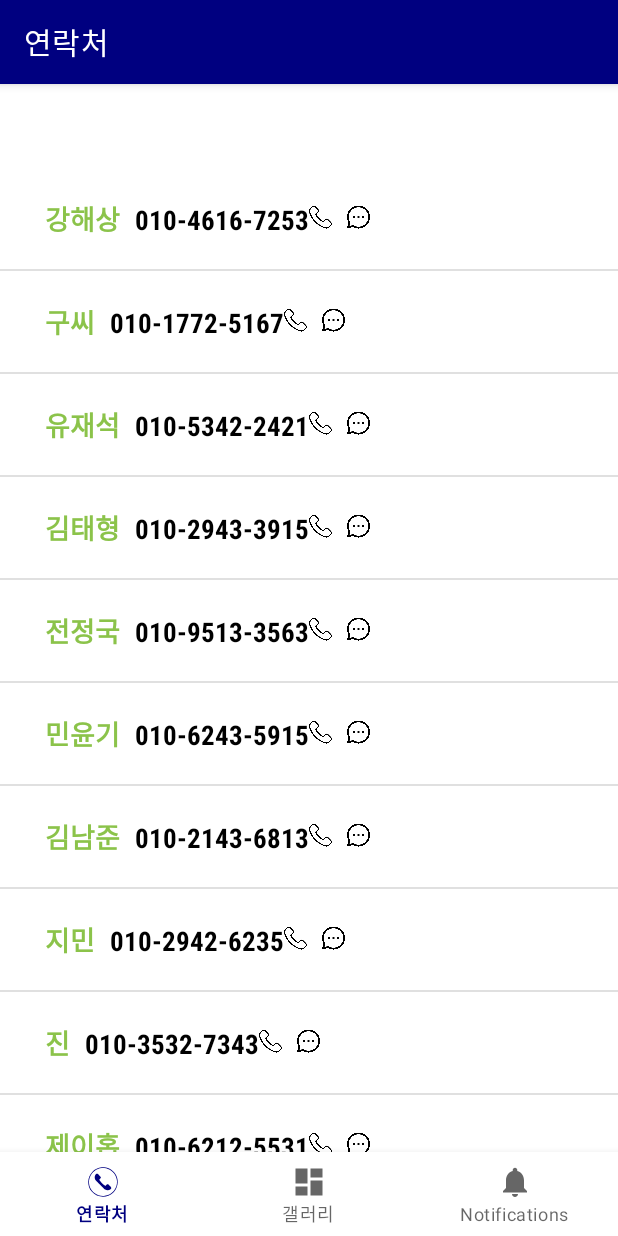
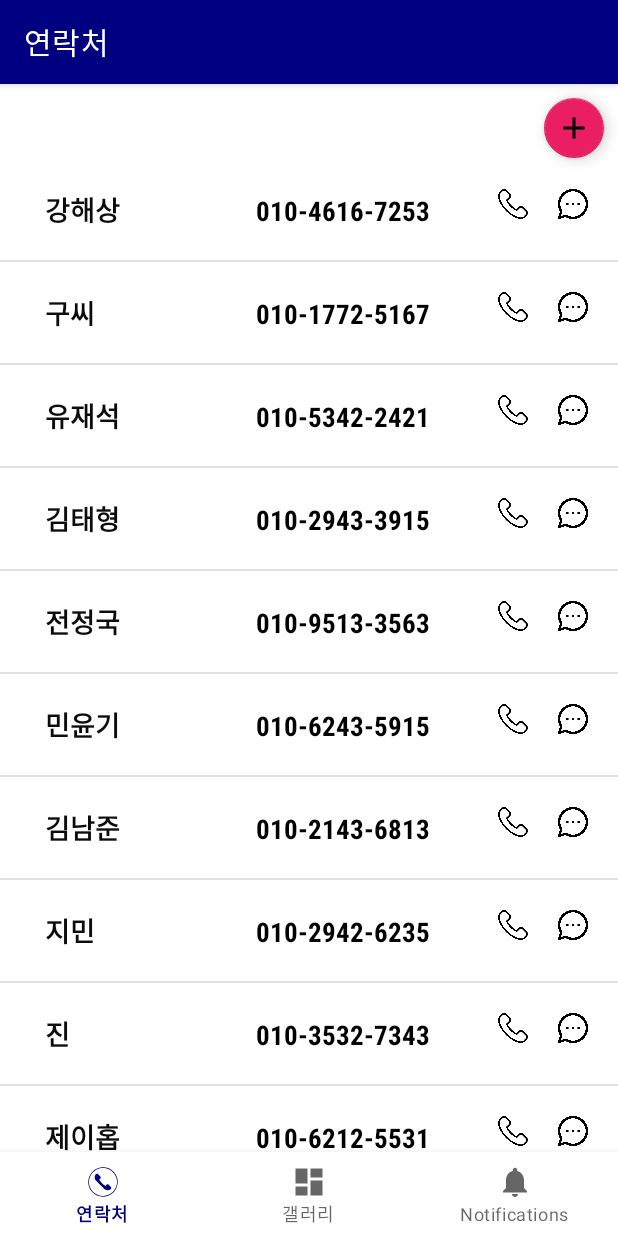
Before and after one commit to Byeonminu/OneClick, an Android app: the screen it shows after launch (MainActivity), on a phone screen of 412 x 824 dp. Run offline under Robolectric (Android 15) with nearby library versions, the phone set to English and light mode, and no system bars; our stand-ins replace navigation-ui.

Commit message:
created activity_add.xml deleted padding top actionbarsize created AddActivity.java created floatingactionbutton created onclick of addBtn added ic_add.xml changed listview design started to created test.json

```diff
--- a/app/build.gradle
+++ b/app/build.gradle
@@ -39,7 +39,9 @@ dependencies {
     implementation 'androidx.lifecycle:lifecycle-viewmodel-ktx:2.3.1'
     implementation 'androidx.navigation:navigation-fragment:2.3.5'
     implementation 'androidx.navigation:navigation-ui:2.3.5'
+
     testImplementation 'junit:junit:4.13.2'
     androidTestImplementation 'androidx.test.ext:junit:1.1.3'
     androidTestImplementation 'androidx.test.espresso:espresso-core:3.4.0'
+
 }
--- a/app/src/main/AndroidManifest.xml
+++ b/app/src/main/AndroidManifest.xml
@@ -17,6 +17,9 @@
             android:name=".FullScreenActivity"
             android:exported="false" />
         <activity
+            android:name=".AddActivity"
+            android:exported="false" />
+        <activity
             android:name=".MainActivity"
             android:exported="true"
             android:label="@string/app_name">
--- a/app/src/main/java/com/example/myapplication/ui/home/HomeFragment.java
+++ b/app/src/main/java/com/example/myapplication/ui/home/HomeFragment.java
@@ -1,5 +1,6 @@
 package com.example.myapplication.ui.home;
 
+import android.content.Intent;
 import android.graphics.Color;
 import android.os.Bundle;
 import android.view.LayoutInflater;
@@ -16,9 +17,13 @@ import androidx.annotation.Nullable;
 import androidx.fragment.app.Fragment;
 import androidx.lifecycle.ViewModelProvider;
 
+import com.example.myapplication.AddActivity;
+import com.example.myapplication.FullScreenActivity;
 import com.example.myapplication.MainActivity;
 import com.example.myapplication.R;
 import com.example.myapplication.databinding.FragmentHomeBinding;
+
+import org.json.JSONObject;
 
 import java.util.ArrayList;
 import java.util.List;
@@ -28,7 +33,7 @@ public class HomeFragment extends Fragment {
 
     private FragmentHomeBinding binding;
     private ListView listView;
-    private ArrayList<Data> SampleData;
+    public ArrayList<Data> SampleData;
     private MyAdapter myAdapter;
 
     public View onCreateView(@NonNull LayoutInflater inflater,
@@ -37,6 +42,7 @@ public class HomeFragment extends Fragment {
         this.InitializeMovieData();
 
         binding = FragmentHomeBinding.inflate(inflater, container, false);
+        //root:
         View root = binding.getRoot();
 
         myAdapter = new MyAdapter(getActivity(), SampleData);
@@ -49,6 +55,14 @@ public class HomeFragment extends Fragment {
                 Toast.makeText(getContext(), data.getName() + " " + data.getPhone(), Toast.LENGTH_LONG).show();
 
             }
+        });
+        binding.addBtn.setOnClickListener(new AdapterView.OnClickListener() {
+            @Override
+            public void onClick(View v) {
+                Intent intent = new Intent(getActivity(), AddActivity.class);
+                startActivity(intent);
+            }
+
         });
 
 
@@ -76,6 +90,8 @@ public class HomeFragment extends Fragment {
         SampleData.add(new Data("진","010-3532-7343"));
         SampleData.add(new Data("제이홉","010-6212-5531"));
 
+        //JSONObject obj=new JSONObject();
+
 
     }
 }
--- /dev/null
+++ b/app/src/main/res/drawable/ic_add.xml
@@ -0,0 +1,5 @@
+<vector android:height="24dp" android:tint="#FFFFFF"
+    android:viewportHeight="24" android:viewportWidth="24"
+    android:width="24dp" xmlns:android="http://schemas.android.com/apk/res/android">
+    <path android:fillColor="@android:color/white" android:pathData="M19,13h-6v6h-2v-6H5v-2h6V5h2v6h6v2z"/>
+</vector>
--- a/app/src/main/res/layout/activity_main.xml
+++ b/app/src/main/res/layout/activity_main.xml
@@ -4,7 +4,7 @@
     android:id="@+id/container"
     android:layout_width="match_parent"
     android:layout_height="match_parent"
-    android:paddingTop="?attr/actionBarSize">
+    >
 
     <com.google.android.material.bottomnavigation.BottomNavigationView
         android:id="@+id/nav_view"
--- a/app/src/main/res/layout/fragment_home.xml
+++ b/app/src/main/res/layout/fragment_home.xml
@@ -1,4 +1,5 @@
 <?xml version="1.0" encoding="utf-8"?>
+
 <androidx.constraintlayout.widget.ConstraintLayout xmlns:android="http://schemas.android.com/apk/res/android"
     xmlns:app="http://schemas.android.com/apk/res-auto"
     xmlns:tools="http://schemas.android.com/tools"
@@ -20,9 +21,29 @@
     <!--        app:layout_constraintStart_toStartOf="parent"-->
     <!--        app:layout_constraintTop_toTopOf="parent" />-->
 
+
     <ListView
         android:id="@+id/listView"
         android:layout_width="match_parent"
         android:layout_height="match_parent"
+        android:layout_marginTop="50dp"
+        tools:listitem="@layout/list_view"
         />
+    <FrameLayout
+        android:layout_width="match_parent"
+        android:layout_height="match_parent">
+
+        <com.google.android.material.floatingactionbutton.FloatingActionButton
+            android:id="@+id/add_btn"
+            android:layout_width="wrap_content"
+            android:layout_height="wrap_content"
+            android:layout_gravity="right"
+            android:src="@drawable/ic_add"
+            android:layout_marginTop="5dp"
+            android:layout_marginRight="5dp"
+            app:backgroundTint="#E91E63"
+            app:fabCustomSize="40dp"/>
+    </FrameLayout>
+
+
 </androidx.constraintlayout.widget.ConstraintLayout>
--- a/app/src/main/res/layout/list_view.xml
+++ b/app/src/main/res/layout/list_view.xml
@@ -15,16 +15,22 @@
             android:layout_height="wrap_content"
             android:paddingLeft="10dp"
             android:textSize="18dp"
-            android:textColor="#8BC34A"
+            android:textColor="#0C0C0C"
             android:fontFamily="sans-serif-condensed"
             android:textStyle="bold"
              />
+
+
+        <View
+            android:layout_width="0dp"
+            android:layout_height="0dp"
+            android:layout_weight="1"/>
 
         <TextView
             android:id="@+id/phone"
             android:layout_width="wrap_content"
             android:layout_height="wrap_content"
-            android:paddingLeft="10dp"
+            android:paddingRight="45dp"
             android:textSize="18dp"
             android:textColor="@color/black"
             android:fontFamily="sans-serif-condensed"
@@ -34,20 +40,23 @@
              />
 
         <ImageView
-            android:layout_width="25dp"
-            android:layout_height="25dp"
-            android:paddingRight="10dp"
+            android:layout_width="20dp"
+            android:layout_height="20dp"
+
+            android:layout_marginRight="20dp"
+            android:layout_gravity="right"
             android:src="@drawable/telephone"
 
 
         />
+
         <ImageView
-            android:layout_width="25dp"
-            android:layout_height="25dp"
-            android:paddingRight="10dp"
+            android:layout_width="20dp"
+            android:layout_height="20dp"
+            android:layout_gravity="right"
             android:src="@drawable/messenger"
 
         />
 
 
-    </LinearLayout>
+</LinearLayout>
```
Also changed, not shown: app/src/main/assets/test.json (added, +16 -0 lines), app/src/main/java/com/example/myapplication/AddActivity.java (added, +45 -0 lines), app/src/main/res/layout/activity_add.xml (added, +34 -0 lines).
